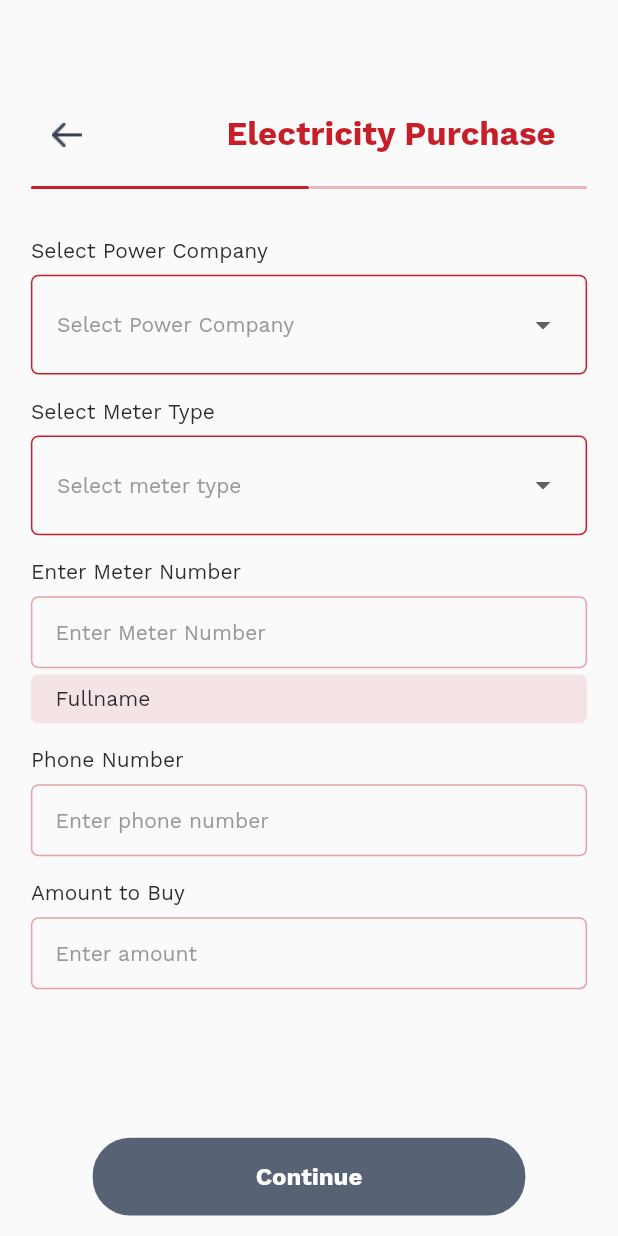
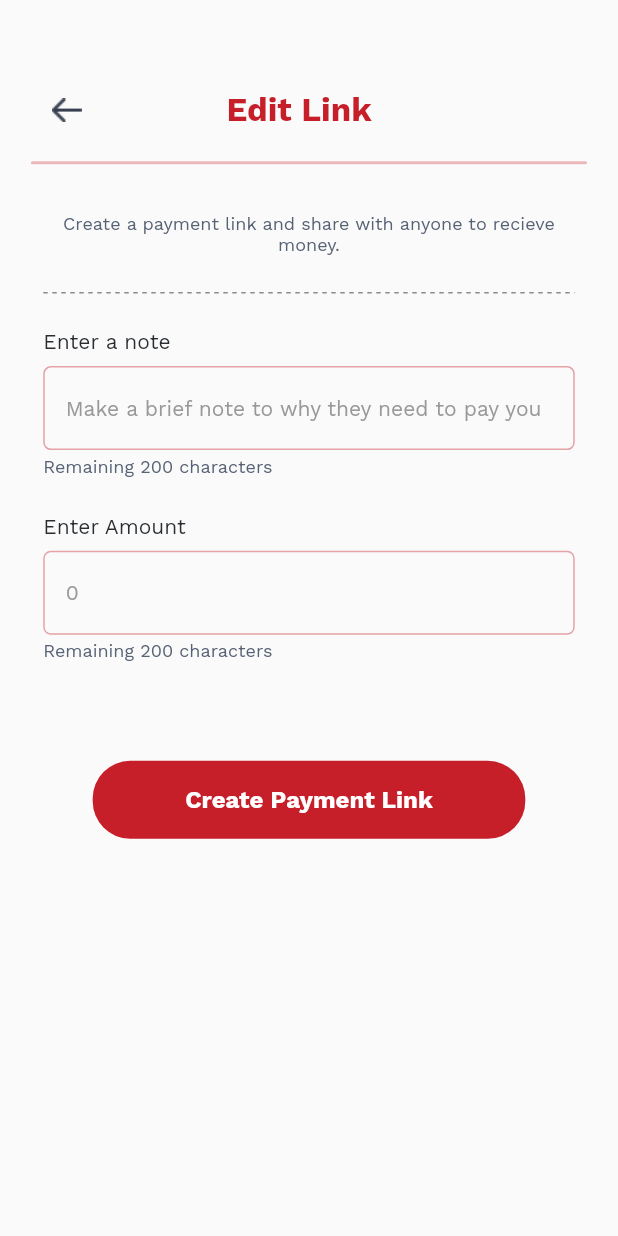
Before and after one commit to Behalal/Fagopay_mobile, a Flutter app: the SupportRequest screen opened directly with empty values, after a tap on "I Support", on a phone screen of 412 x 824 dp. Run offline on Flutter 3.47's test engine with Material 2 defaults, Android fonts, the phone set to English and light mode, and no system bars; drawn by our look-alikes of auto_size_text, flutter_progress_hud; our stand-ins replace dotted_decoration, equatable, flutter_native_contact_picker, flutter_secure_storage, flutter_svg, fluttertoast and 8 more; missing offline and left inert: flutter_identity_kyc, number_display, numeric_keyboard; accounts and stored records are empty.

Commit message:
Create link page designed

```diff
--- a/lib/screens/individual/profile/next_of_kin.dart
+++ b/lib/screens/individual/profile/next_of_kin.dart
@@ -376,7 +376,8 @@ class _NextOfKinPageState extends State<NextOfKinPage> {
 }
 
 class NameTextfield extends StatelessWidget {
-  final TextEditingController controller;
+  final TextEditingController? controller;
+  final TextInputType? keyboadType;
   final String? errorText;
   final String? title;
   final String? validatorText;
@@ -386,10 +387,11 @@ class NameTextfield extends StatelessWidget {
     super.key,
     this.errorText,
     this.onChanged,
-    required this.controller,
+    this.controller,
     this.title,
     this.validate,
     this.validatorText,
+    this.keyboadType,
   });
 
   @override
@@ -409,7 +411,7 @@ class NameTextfield extends StatelessWidget {
             },
         controller: controller,
         onChanged: onChanged,
-        keyboardType: TextInputType.emailAddress,
+        keyboardType: keyboadType,
         style: const TextStyle(
             fontFamily: "Work Sans",
             fontWeight: FontWeight.w400,
--- /dev/null
+++ b/lib/screens/individual/requests/create_payment_link.dart
@@ -0,0 +1,166 @@
+// ignore_for_file: unrelated_type_equality_checks
+
+import 'package:auto_size_text/auto_size_text.dart';
+import 'package:dotted_decoration/dotted_decoration.dart';
+import 'package:fagopay/screens/authentication/widgets/auth_buttons.dart';
+import 'package:fagopay/screens/individual/profile/next_of_kin.dart';
+import 'package:fagopay/screens/individual/requests/share_payment_link.dart';
+import 'package:fagopay/screens/widgets/head_style_extra_pages.dart';
+import 'package:flutter_svg/svg.dart';
+import 'package:get/get.dart';
+import '../../constants/colors.dart';
+import 'package:flutter/material.dart';
+import 'package:sizer/sizer.dart';
+
+class CreatePaymentLink extends StatefulWidget {
+  const CreatePaymentLink({
+    super.key,
+  });
+
+  @override
+  State<CreatePaymentLink> createState() => _CreatePaymentLinkState();
+}
+
+class _CreatePaymentLinkState extends State<CreatePaymentLink> {
+  bool isIndividual = false;
+  int? myRequestType;
+  var number = "";
+  int? transactionType;
+
+  @override
+  Widget build(BuildContext context) {
+    return Scaffold(
+        body: Padding(
+            padding: EdgeInsets.symmetric(vertical: 6.h, horizontal: 5.w),
+            child: Column(
+                mainAxisAlignment: MainAxisAlignment.center,
+                crossAxisAlignment: CrossAxisAlignment.center,
+                children: [
+                  const ProgressStyle(
+                    stage: 0,
+                    pageName: "Edit Link",
+                    // backRoute: MakeRequest(),
+                  ),
+                  SizedBox(
+                    height: 2.h,
+                  ),
+                  Expanded(
+                    child: Padding(
+                        padding: EdgeInsets.symmetric(
+                            vertical: 2.h, horizontal: 2.w),
+                        child: Column(
+                          crossAxisAlignment: CrossAxisAlignment.start,
+                          children: [
+                            const AutoSizeText(
+                              "Create a payment link and share with anyone to recieve money.",
+                              textAlign: TextAlign.center,
+                              style: TextStyle(
+                                fontFamily: "Work Sans",
+                                fontSize: 12,
+                                fontWeight: FontWeight.w400,
+                                color: inactiveTab,
+                              ),
+                            ),
+                            SizedBox(
+                              height: 3.h,
+                            ),
+                            Container(
+                              decoration: DottedDecoration(
+                                  linePosition: LinePosition.bottom,
+                                  color: transactionKeys,
+                                  dash: const [3, 3]),
+                            ),
+                            SizedBox(
+                              height: 3.h,
+                            ),
+                            const AutoSizeText(
+                              'Enter a note',
+                              style: TextStyle(
+                                fontFamily: "Work Sans",
+                                fontSize: 14,
+                                fontWeight: FontWeight.w400,
+                                color: welcomeText,
+                              ),
+                            ),
+                            SizedBox(
+                              height: 1.h,
+                            ),
+                            NameTextfield(
+                              // controller: _userController.nameController,
+                              keyboadType: TextInputType.text,
+                              title:
+                                  'Make a brief note to why they need to pay you',
+                              validate: (value) {
+                                if (value!.isEmpty) {
+                                  return 'Note must not be empty';
+                                }
+                                return null;
+                              },
+                            ),
+                            SizedBox(
+                              height: 0.5.h,
+                            ),
+                            const AutoSizeText(
+                              "Remaining 200 characters",
+                              textAlign: TextAlign.start,
+                              style: TextStyle(
+                                fontFamily: "Work Sans",
+                                fontSize: 12,
+                                fontWeight: FontWeight.w400,
+                                color: inactiveTab,
+                              ),
+                            ),
+                            SizedBox(
+                              height: 3.h,
+                            ),
+                            const AutoSizeText(
+                              'Enter Amount',
+                              style: TextStyle(
+                                fontFamily: "Work Sans",
+                                fontSize: 14,
+                                fontWeight: FontWeight.w400,
+                                color: welcomeText,
+                              ),
+                            ),
+                            SizedBox(
+                              height: 1.h,
+                            ),
+                            NameTextfield(
+                              // controller: _userController.nameController,
+                              title: '0',
+                              keyboadType: TextInputType.number,
+                              validate: (value) {
+                                if (value!.isEmpty) {
+                                  return 'Amount must not be empty';
+                                }
+                                return null;
+                              },
+                            ),
+                            SizedBox(
+                              height: 0.5.h,
+                            ),
+                            const AutoSizeText(
+                              "Remaining 200 characters",
+                              textAlign: TextAlign.start,
+                              style: TextStyle(
+                                fontFamily: "Work Sans",
+                                fontSize: 12,
+                                fontWeight: FontWeight.w400,
+                                color: inactiveTab,
+                              ),
+                            ),
+                            SizedBox(
+                              height: 8.h,
+                            ),
+                            Center(
+                              child: AuthButtons(
+                                  form: false,
+                                  text: "Create Payment Link",
+                                  route: const SharePaymentLink()),
+                            ),
+                          ],
+                        )),
+                  ),
+                ])));
+  }
+}
--- a/lib/screens/individual/requests/support_request.dart
+++ b/lib/screens/individual/requests/support_request.dart
@@ -1,5 +1,7 @@
 import 'package:auto_size_text/auto_size_text.dart';
 import 'package:fagopay/models/request_money/request_money_model.dart';
+import 'package:fagopay/screens/individual/requests/create_payment_link.dart';
+
 import 'package:flutter_svg/flutter_svg.dart';
 import '../../authentication/widgets/auth_buttons.dart';
 import '../../constants/colors.dart';
@@ -70,7 +72,7 @@ class _SupportRequestState extends State<SupportRequest> {
                         ),
                         child: Padding(
                           padding: EdgeInsets.symmetric(
-                              vertical: 1.5.h, horizontal: 2.5.w),
+                              vertical: 1.5.h, horizontal: 3.w),
                           child: Row(
                             mainAxisAlignment: MainAxisAlignment.spaceBetween,
                             crossAxisAlignment: CrossAxisAlignment.start,
@@ -176,7 +178,7 @@ class _SupportRequestState extends State<SupportRequest> {
                         child: AuthButtons(
                             form: false,
                             text: "I Support",
-                            route: const Electricity()),
+                            route: const CreatePaymentLink()),
                       ),
                       SizedBox(
                         height: 3.h,
```
Also changed, not shown: lib/screens/individual/requests/payme_page.dart (added, +255 -0 lines), lib/screens/individual/requests/share_payment_link.dart (added, +189 -0 lines), assets/icons/Group 95.svg (added).
